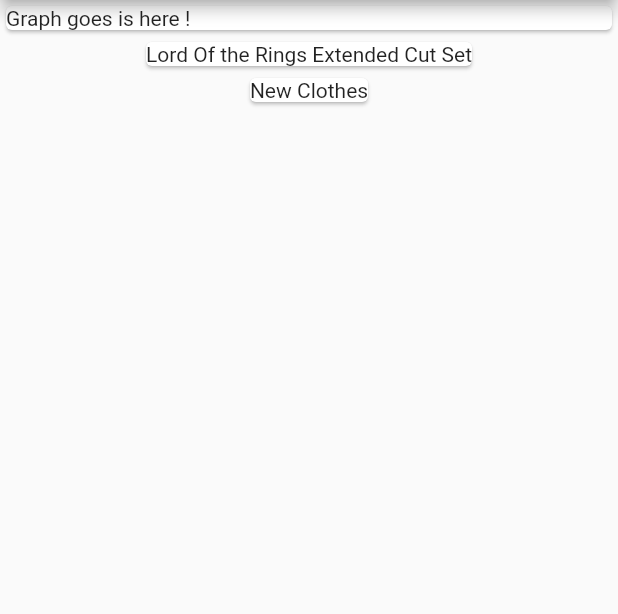
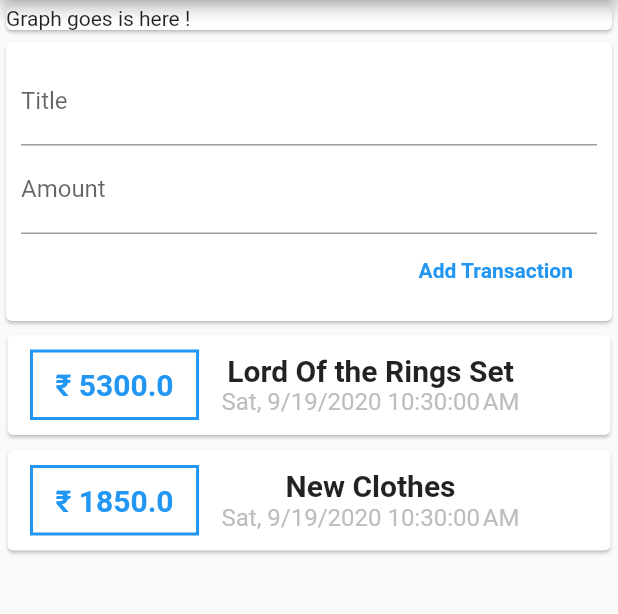
Before and after one commit to UtkarshMish/Expense_App, a Flutter app: the screen it shows after launch, on a phone screen of 412 x 824 dp, the part 84-698 px from its top. Run offline on Flutter 3.47's test engine with Material 2 defaults, Android fonts, the phone set to English and light mode, and no system bars.

Commit message:
added transaction form

```diff
--- a/lib/utils/ExpenseList.dart
+++ /dev/null
@@ -1,16 +0,0 @@
-import 'package:Expenses_app/model/Transaction.dart';
-import 'package:flutter/material.dart';
-
-class ExpenseList extends StatelessWidget {
-  final List<Transaction> itemList;
-  ExpenseList({this.itemList});
-  Widget build(BuildContext context) {
-    return Column(
-      children: itemList
-          .map((transaction) => Card(
-                child: Text(transaction.title),
-              ))
-          .toList(),
-    );
-  }
-}
--- a/lib/view/HomePage.dart
+++ b/lib/view/HomePage.dart
@@ -1,17 +1,33 @@
 import 'package:Expenses_app/model/Transaction.dart';
-import 'package:Expenses_app/utils/ExpenseList.dart';
+import 'package:Expenses_app/widgets/TransactionForm.dart';
+import 'package:Expenses_app/widgets/ExpenseList.dart';
 import 'package:flutter/material.dart';
 
-class HomePage extends StatelessWidget {
+class HomePage extends StatefulWidget {
+  @override
+  State<StatefulWidget> createState() => HomePageView();
+}
+
+class HomePageView extends State<HomePage> {
   final List<Transaction> transactionList = <Transaction>[
     Transaction(
         id: '1',
-        title: 'Lord Of the Rings Extended Cut Set',
+        title: 'Lord Of the Rings Set',
         amount: 5300.0,
         dateTime: DateTime.now()),
     Transaction(
         id: '2', title: 'New Clothes', amount: 1850.0, dateTime: DateTime.now())
   ];
+  void addTransaction(String title, String amount) {
+    setState(() {
+      transactionList.add(Transaction(
+          id: (int.parse(transactionList.last.id) + 1).toString(),
+          title: title,
+          amount: double.parse(amount),
+          dateTime: DateTime.now()));
+    });
+  }
+
   @override
   Widget build(BuildContext context) {
     return Scaffold(
@@ -27,6 +43,7 @@ class HomePage extends StatelessWidget {
               child: Text("Graph goes is here !"),
             ),
           ),
+          TransactionForm(handleTransactions: addTransaction),
           ExpenseList(itemList: transactionList)
         ],
       ),
--- /dev/null
+++ b/lib/widgets/ExpenseList.dart
@@ -0,0 +1,54 @@
+import 'package:Expenses_app/model/Transaction.dart';
+import 'package:flutter/material.dart';
+import 'package:intl/intl.dart';
+
+class ExpenseList extends StatelessWidget {
+  final List<Transaction> itemList;
+
+  ExpenseList({this.itemList});
+  Widget build(BuildContext context) {
+    return Column(
+      children: itemList
+          .map((transaction) => Card(
+                margin: EdgeInsets.symmetric(vertical: 5, horizontal: 5),
+                child: Row(
+                  children: [
+                    Container(
+                      margin:
+                          EdgeInsets.symmetric(vertical: 10, horizontal: 15),
+                      padding:
+                          EdgeInsets.symmetric(vertical: 10, horizontal: 15),
+                      decoration: BoxDecoration(
+                          border: Border.all(color: Colors.blue, width: 2)),
+                      child: Text(
+                        "₹ ${transaction.amount}",
+                        style: TextStyle(
+                            fontSize: 20,
+                            fontWeight: FontWeight.bold,
+                            color: Colors.blue),
+                      ),
+                    ),
+                    Column(
+                      children: [
+                        Text(
+                          transaction.title,
+                          style: TextStyle(
+                              fontSize: 20, fontWeight: FontWeight.w700),
+                          overflow: TextOverflow.visible,
+                        ),
+                        Text(
+                          DateFormat.yMEd()
+                              .add_jms()
+                              .format(transaction.dateTime),
+                          style:
+                              TextStyle(fontSize: 16, color: Colors.grey[400]),
+                        )
+                      ],
+                    )
+                  ],
+                ),
+              ))
+          .toList(),
+    );
+  }
+}
--- /dev/null
+++ b/lib/widgets/TransactionForm.dart
@@ -0,0 +1,38 @@
+import 'package:flutter/material.dart';
+
+class TransactionForm extends StatelessWidget {
+  final titleController = TextEditingController();
+  final amountController = TextEditingController();
+  final Function handleTransactions;
+
+  TransactionForm({this.handleTransactions});
+  @override
+  Widget build(BuildContext context) {
+    return Card(
+      child: Container(
+        padding: EdgeInsets.all(10),
+        child: Column(
+          crossAxisAlignment: CrossAxisAlignment.end,
+          children: [
+            TextField(
+              decoration: InputDecoration(labelText: "Title"),
+              controller: titleController,
+            ),
+            TextField(
+              decoration: InputDecoration(labelText: "Amount"),
+              controller: amountController,
+            ),
+            FlatButton(
+                onPressed: () => handleTransactions(
+                    titleController.text, amountController.text),
+                child: Text(
+                  "Add Transaction",
+                  style: TextStyle(
+                      color: Colors.blue, fontWeight: FontWeight.bold),
+                ))
+          ],
+        ),
+      ),
+    );
+  }
+}
--- a/pubspec.yaml
+++ b/pubspec.yaml
@@ -3,7 +3,7 @@ description: A new Flutter project.
 
 # The following line prevents the package from being accidentally published to
 # pub.dev using `pub publish`. This is preferred for private packages.
-publish_to: 'none' # Remove this line if you wish to publish to pub.dev
+publish_to: "none" # Remove this line if you wish to publish to pub.dev
 
 # The following defines the version and build number for your application.
 # A version number is three numbers separated by dots, like 1.2.43
@@ -23,7 +23,7 @@ environment:
 dependencies:
   flutter:
     sdk: flutter
-
+  intl: ^0.16.1
 
   # The following adds the Cupertino Icons font to your application.
   # Use with the CupertinoIcons class for iOS style icons.
@@ -38,7 +38,6 @@ dev_dependencies:
 
 # The following section is specific to Flutter.
 flutter:
-
   # The following line ensures that the Material Icons font is
   # included with your application, so that you can use the icons in
   # the material Icons class.
```
Also changed, not shown: pubspec.lock, 1 other file.
